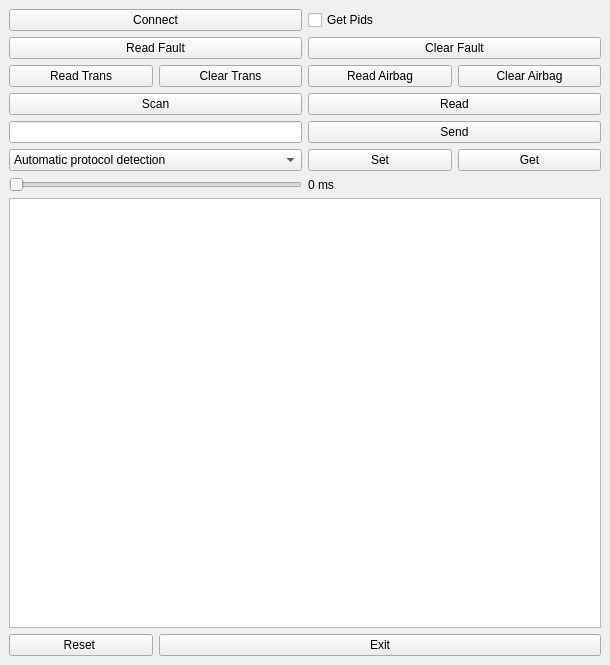
First picture: the form in mainwindow.ui, repository takyonxxx/ObdReader, before the edit.
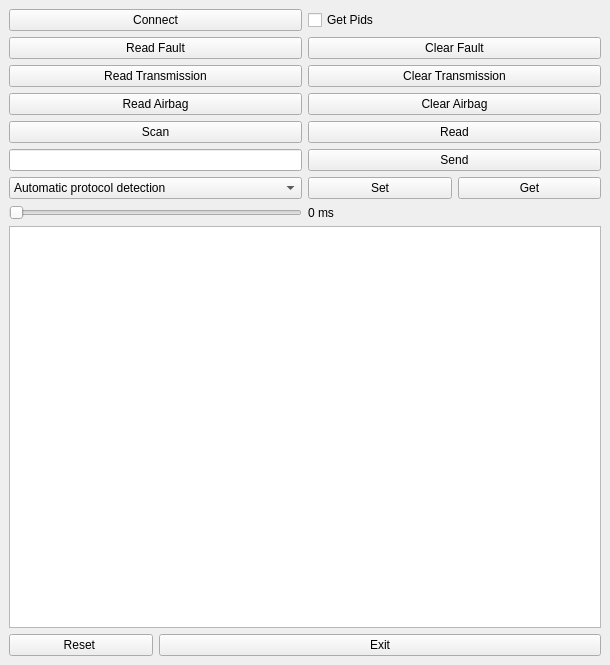
Second picture: the form after the edit.

```diff
--- a/mainwindow.ui
+++ b/mainwindow.ui
@@ -19,23 +19,40 @@
      <layout class="QVBoxLayout" name="verticalLayout">
       <item>
        <layout class="QGridLayout" name="gridLayout_2">
-        <item row="14" column="3">
+        <item row="13" column="2" colspan="2">
+         <widget class="QPushButton" name="pushSend">
+          <property name="maximumSize">
+           <size>
+            <width>16777215</width>
+            <height>16777215</height>
+           </size>
+          </property>
+          <property name="text">
+           <string>    Send    </string>
+          </property>
+         </widget>
+        </item>
+        <item row="15" column="3">
          <widget class="QPushButton" name="pushGetProtocol">
           <property name="text">
            <string>Get</string>
           </property>
          </widget>
         </item>
-        <item row="5" column="0" colspan="2">
-         <widget class="QPushButton" name="pushConnect">
-          <property name="maximumSize">
-           <size>
-            <width>16777215</width>
-            <height>16777215</height>
-           </size>
+        <item row="16" column="0" colspan="2">
+         <widget class="QSlider" name="intervalSlider">
+          <property name="orientation">
+           <enum>Qt::Horizontal</enum>
           </property>
-          <property name="text">
-           <string>Connect</string>
+         </widget>
+        </item>
+        <item row="13" column="0" colspan="2">
+         <widget class="QLineEdit" name="sendEdit">
+          <property name="sizePolicy">
+           <sizepolicy hsizetype="Preferred" vsizetype="Preferred">
+            <horstretch>0</horstretch>
+            <verstretch>0</verstretch>
+           </sizepolicy>
           </property>
          </widget>
         </item>
@@ -64,17 +81,115 @@
           </property>
          </widget>
         </item>
-        <item row="12" column="0" colspan="2">
-         <widget class="QLineEdit" name="sendEdit">
+        <item row="20" column="0" colspan="4">
+         <widget class="QTextBrowser" name="textTerminal">
           <property name="sizePolicy">
            <sizepolicy hsizetype="Preferred" vsizetype="Preferred">
             <horstretch>0</horstretch>
             <verstretch>0</verstretch>
            </sizepolicy>
           </property>
+          <property name="minimumSize">
+           <size>
+            <width>0</width>
+            <height>0</height>
+           </size>
+          </property>
          </widget>
         </item>
-        <item row="14" column="0" colspan="2">
+        <item row="5" column="0" colspan="2">
+         <widget class="QPushButton" name="pushConnect">
+          <property name="maximumSize">
+           <size>
+            <width>16777215</width>
+            <height>16777215</height>
+           </size>
+          </property>
+          <property name="text">
+           <string>Connect</string>
+          </property>
+         </widget>
+        </item>
+        <item row="21" column="0">
+         <widget class="QPushButton" name="pushClear">
+          <property name="maximumSize">
+           <size>
+            <width>16777215</width>
+            <height>16777215</height>
+           </size>
+          </property>
+          <property name="text">
+           <string>Reset </string>
+          </property>
+         </widget>
+        </item>
+        <item row="16" column="2" colspan="2">
+         <widget class="QLabel" name="labelInterval">
+          <property name="text">
+           <string>0 ms</string>
+          </property>
+         </widget>
+        </item>
+        <item row="21" column="1" colspan="3">
+         <widget class="QPushButton" name="pushExit">
+          <property name="maximumSize">
+           <size>
+            <width>16777215</width>
+            <height>16777215</height>
+           </size>
+          </property>
+          <property name="text">
+           <string>Exit</string>
+          </property>
+         </widget>
+        </item>
+        <item row="6" column="0" colspan="2">
+         <widget class="QPushButton" name="pushReadFault">
+          <property name="minimumSize">
+           <size>
+            <width>0</width>
+            <height>0</height>
+           </size>
+          </property>
+          <property name="maximumSize">
+           <size>
+            <width>16777215</width>
+            <height>16777215</height>
+           </size>
+          </property>
+          <property name="text">
+           <string>Read Fault</string>
+          </property>
+         </widget>
+        </item>
+        <item row="10" column="2" colspan="2">
+         <widget class="QPushButton" name="pushRead">
+          <property name="text">
+           <string>Read</string>
+          </property>
+         </widget>
+        </item>
+        <item row="6" column="2" colspan="2">
+         <widget class="QPushButton" name="pushClearFault">
+          <property name="text">
+           <string>Clear Fault</string>
+          </property>
+         </widget>
+        </item>
+        <item row="10" column="0" colspan="2">
+         <widget class="QPushButton" name="pushScan">
+          <property name="maximumSize">
+           <size>
+            <width>16777215</width>
+            <height>16777215</height>
+           </size>
+          </property>
+          <property name="text">
+           <string>Scan</string>
+          </property>
+         </widget>
+        </item>
+        <item row="15" column="0" colspan="2">
          <widget class="QComboBox" name="protocolCombo">
           <item>
            <property name="text">
@@ -143,156 +258,41 @@
           </item>
          </widget>
         </item>
-        <item row="9" column="2" colspan="2">
-         <widget class="QPushButton" name="pushRead">
-          <property name="text">
-           <string>Read</string>
-          </property>
-         </widget>
-        </item>
-        <item row="19" column="0" colspan="4">
-         <widget class="QTextBrowser" name="textTerminal">
-          <property name="sizePolicy">
-           <sizepolicy hsizetype="Preferred" vsizetype="Preferred">
-            <horstretch>0</horstretch>
-            <verstretch>0</verstretch>
-           </sizepolicy>
-          </property>
-          <property name="minimumSize">
-           <size>
-            <width>0</width>
-            <height>0</height>
-           </size>
-          </property>
-         </widget>
-        </item>
-        <item row="6" column="2" colspan="2">
-         <widget class="QPushButton" name="pushClearFault">
-          <property name="text">
-           <string>Clear Fault</string>
-          </property>
-         </widget>
-        </item>
-        <item row="15" column="0" colspan="2">
-         <widget class="QSlider" name="intervalSlider">
-          <property name="orientation">
-           <enum>Qt::Horizontal</enum>
-          </property>
-         </widget>
-        </item>
-        <item row="14" column="2">
+        <item row="15" column="2">
          <widget class="QPushButton" name="pushSetProtocol">
           <property name="text">
            <string>Set</string>
           </property>
          </widget>
         </item>
-        <item row="9" column="0" colspan="2">
-         <widget class="QPushButton" name="pushScan">
-          <property name="maximumSize">
-           <size>
-            <width>16777215</width>
-            <height>16777215</height>
-           </size>
-          </property>
-          <property name="text">
-           <string>Scan</string>
-          </property>
-         </widget>
-        </item>
-        <item row="6" column="0" colspan="2">
-         <widget class="QPushButton" name="pushReadFault">
-          <property name="minimumSize">
-           <size>
-            <width>0</width>
-            <height>0</height>
-           </size>
-          </property>
-          <property name="maximumSize">
-           <size>
-            <width>16777215</width>
-            <height>16777215</height>
-           </size>
-          </property>
-          <property name="text">
-           <string>Read Fault</string>
-          </property>
-         </widget>
-        </item>
-        <item row="15" column="2" colspan="2">
-         <widget class="QLabel" name="labelInterval">
-          <property name="text">
-           <string>0 ms</string>
-          </property>
-         </widget>
-        </item>
-        <item row="12" column="2" colspan="2">
-         <widget class="QPushButton" name="pushSend">
-          <property name="maximumSize">
-           <size>
-            <width>16777215</width>
-            <height>16777215</height>
-           </size>
-          </property>
-          <property name="text">
-           <string>    Send    </string>
-          </property>
-         </widget>
-        </item>
-        <item row="20" column="0">
-         <widget class="QPushButton" name="pushClear">
-          <property name="maximumSize">
-           <size>
-            <width>16777215</width>
-            <height>16777215</height>
-           </size>
-          </property>
-          <property name="text">
-           <string>Reset </string>
-          </property>
-         </widget>
-        </item>
-        <item row="20" column="1" colspan="3">
-         <widget class="QPushButton" name="pushExit">
-          <property name="maximumSize">
-           <size>
-            <width>16777215</width>
-            <height>16777215</height>
-           </size>
-          </property>
-          <property name="text">
-           <string>Exit</string>
-          </property>
-         </widget>
-        </item>
-        <item row="7" column="0">
-         <widget class="QPushButton" name="btnReadTransFault">
-          <property name="text">
-           <string>Read Trans</string>
-          </property>
-         </widget>
-        </item>
-        <item row="7" column="1">
+        <item row="7" column="2" colspan="2">
          <widget class="QPushButton" name="btnClearTransFault">
           <property name="text">
-           <string>Clear Trans</string>
+           <string>Clear Transmission</string>
           </property>
          </widget>
         </item>
-        <item row="7" column="2">
-         <widget class="QPushButton" name="btnReadAirbagFault">
+        <item row="7" column="0" colspan="2">
+         <widget class="QPushButton" name="btnReadTransFault">
           <property name="text">
-           <string>Read Airbag</string>
+           <string>Read Transmission</string>
           </property>
          </widget>
         </item>
-        <item row="7" column="3">
+        <item row="8" column="2" colspan="2">
          <widget class="QPushButton" name="btnClearAirbagFault">
           <property name="text">
            <string>Clear Airbag</string>
           </property>
          </widget>
         </item>
+        <item row="8" column="0" colspan="2">
+         <widget class="QPushButton" name="btnReadAirbagFault">
+          <property name="text">
+           <string>Read Airbag</string>
+          </property>
+         </widget>
+        </item>
        </layout>
       </item>
      </layout>
```
